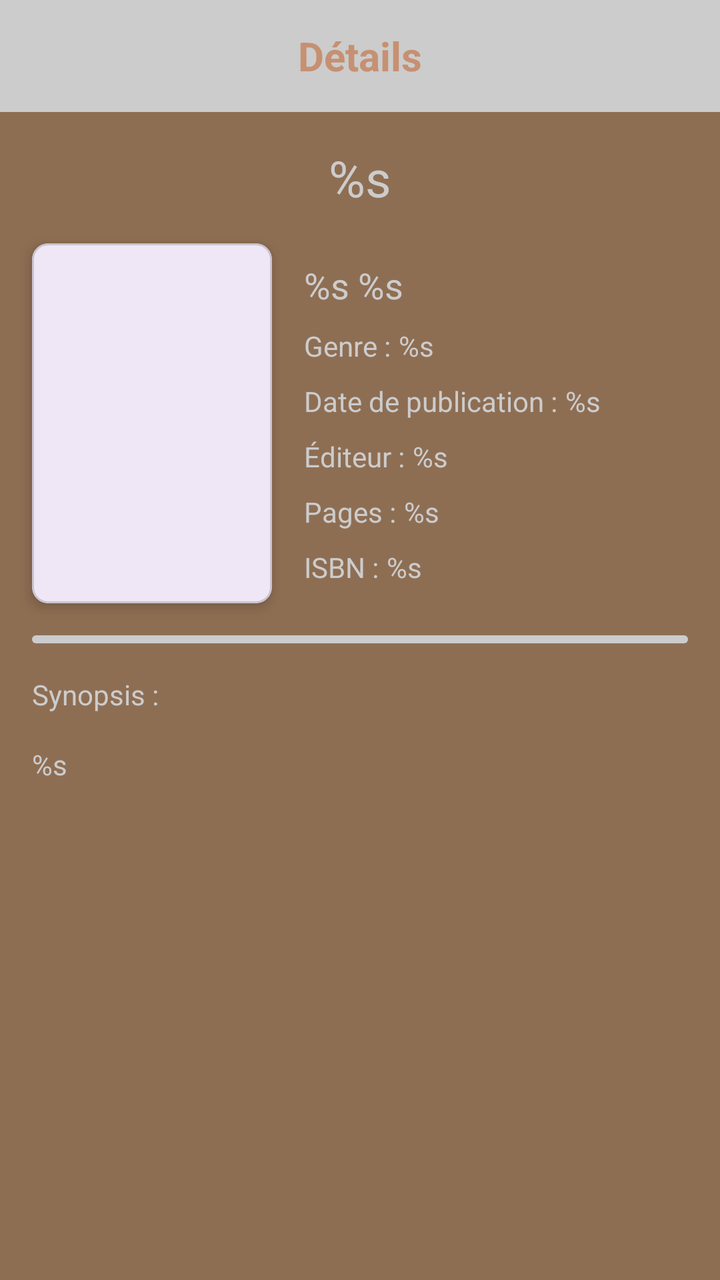
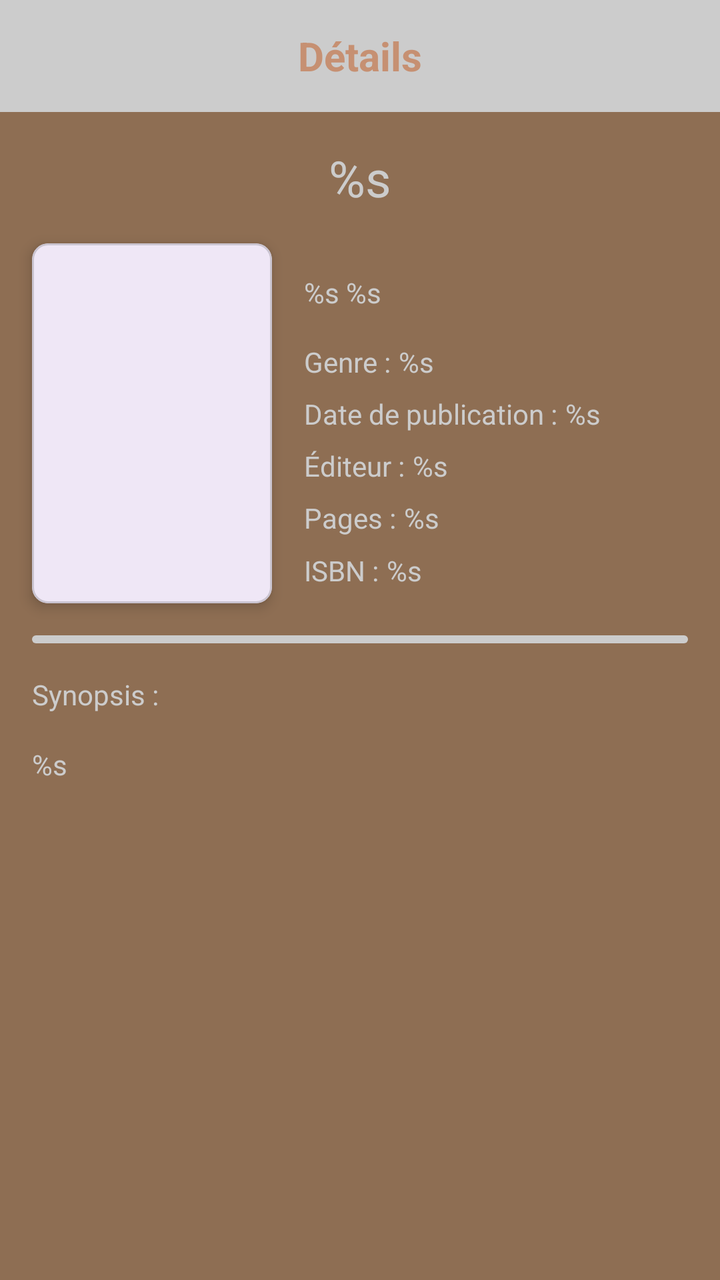

An Android layout rendered at two revisions. The XML below is the earlier revision; the diff shows what the commit changed to produce the second picture.
<!-- AndroidManifest.xml: application theme Theme.ScanLib -->
<!-- res/layout/fragment_details.xml -->
<?xml version="1.0" encoding="utf-8"?>
<androidx.constraintlayout.widget.ConstraintLayout xmlns:android="http://schemas.android.com/apk/res/android"
    xmlns:app="http://schemas.android.com/apk/res-auto"
    android:layout_width="match_parent"
    android:layout_height="match_parent"
    android:background="@color/primary_background">

    
    <TextView
        android:id="@+id/headerTitle"
        android:layout_width="0dp"
        android:layout_height="56dp"
        android:background="@color/secondary_background"
        android:gravity="center"
        android:text="@string/details_title"
        android:textColor="@color/secondary_text"
        android:textSize="20sp"
        android:textStyle="bold"
        app:layout_constraintTop_toTopOf="parent"
        app:layout_constraintStart_toStartOf="parent"
        app:layout_constraintEnd_toEndOf="parent" />

    
    <TextView
        android:id="@+id/bookTitle"
        android:layout_width="0dp"
        android:layout_height="wrap_content"
        android:text="@string/book_title"
        android:textSize="25sp"
        android:textAlignment="center"
        android:textColor="@color/secondary_background"
        android:layout_marginHorizontal="16dp"
        android:layout_marginTop="16dp"
        app:layout_constraintEnd_toEndOf="parent"
        app:layout_constraintTop_toBottomOf="@id/headerTitle"
        app:layout_constraintStart_toStartOf="parent"/>

    
    <com.google.android.material.card.MaterialCardView
        android:id="@+id/cardPreviewContainer"
        android:layout_width="120dp"
        android:layout_height="180dp"
        android:layout_marginTop="16dp"
        app:cardCornerRadius="8dp"
        app:cardElevation="4dp"
        app:layout_constraintStart_toStartOf="@id/bookTitle"
        app:layout_constraintTop_toBottomOf="@id/bookTitle"
        app:layout_constraintBottom_toTopOf="@id/separator">
    </com.google.android.material.card.MaterialCardView>

    
    <EditText
        android:id="@+id/author_name"
        android:layout_width="wrap_content"
        android:layout_height="wrap_content"
        android:text="@string/author_name_text"
        android:textColor="@color/secondary_background"
        android:background="@android:color/transparent"
        android:layout_marginStart="16dp"
        app:layout_constraintStart_toEndOf="@id/cardPreviewContainer"
        app:layout_constraintTop_toTopOf="@id/cardPreviewContainer"
        app:layout_constraintBottom_toTopOf="@id/book_genre"/>

    
    <TextView
        android:id="@+id/book_genre"
        android:layout_width="wrap_content"
        android:layout_height="wrap_content"
        android:text="@string/genre_text"
        android:textColor="@color/secondary_background"
        android:layout_marginStart="16dp"
        app:layout_constraintStart_toEndOf="@id/cardPreviewContainer"
        app:layout_constraintTop_toBottomOf="@id/author_name"
        app:layout_constraintBottom_toTopOf="@id/date_publisher"/>

    
    <EditText
        style="@style/FlatEditText"
        android:id="@+id/book_genre_edit_text"
        android:layout_width="0dp"
        android:layout_height="wrap_content"
        android:inputType="text"
        android:text="@string/book_genre_edit_text"
        app:layout_constraintEnd_toEndOf="@id/separator"
        app:layout_constraintBottom_toBottomOf="@id/book_genre"
        app:layout_constraintStart_toEndOf="@id/book_genre"
        app:layout_constraintTop_toTopOf="@id/book_genre"/>

    
    <TextView
        android:id="@+id/date_publisher"
        android:layout_width="wrap_content"
        android:layout_height="wrap_content"
        android:text="@string/date_publisher_text"
        android:textColor="@color/secondary_background"
        android:layout_marginStart="16dp"
        app:layout_constraintStart_toEndOf="@id/cardPreviewContainer"
        app:layout_constraintTop_toBottomOf="@id/book_genre"
        app:layout_constraintBottom_toTopOf="@id/editor"/>

    
    <EditText
        style="@style/FlatEditText"
        android:id="@+id/date_publisher_edit_text"
        android:layout_width="0dp"
        android:layout_height="wrap_content"
        android:inputType="date"
        android:text="@string/book_genre_edit_text"
        app:layout_constraintEnd_toEndOf="@id/separator"
        app:layout_constraintBottom_toBottomOf="@id/date_publisher"
        app:layout_constraintStart_toEndOf="@id/date_publisher"
        app:layout_constraintTop_toTopOf="@id/date_publisher"/>

    
    <TextView
        android:id="@+id/editor"
        android:layout_width="wrap_content"
        android:layout_height="wrap_content"
        android:text="@string/editor_name_text"
        android:textColor="@color/secondary_background"
        android:layout_marginStart="16dp"
        app:layout_constraintStart_toEndOf="@id/cardPreviewContainer"
        app:layout_constraintTop_toBottomOf="@id/date_publisher"
        app:layout_constraintBottom_toTopOf="@id/pages_number"/>

    
    <EditText
        style="@style/FlatEditText"
        android:id="@+id/editor_edit_text"
        android:layout_width="0dp"
        android:layout_height="wrap_content"
        android:inputType="date"
        android:text="@string/book_genre_edit_text"
        app:layout_constraintEnd_toEndOf="@id/separator"
        app:layout_constraintBottom_toBottomOf="@id/editor"
        app:layout_constraintStart_toEndOf="@id/editor"
        app:layout_constraintTop_toTopOf="@id/editor"/>

    
    <TextView
        android:id="@+id/pages_number"
        android:layout_width="wrap_content"
        android:layout_height="wrap_content"
        android:text="@string/pages_number_text"
        android:textColor="@color/secondary_background"
        android:layout_marginStart="16dp"
        app:layout_constraintStart_toEndOf="@id/cardPreviewContainer"
        app:layout_constraintTop_toBottomOf="@id/editor"
        app:layout_constraintBottom_toTopOf="@id/isbn"/>

    
    <EditText
        style="@style/FlatEditText"
        android:id="@+id/pages_number_edit_text"
        android:layout_width="0dp"
        android:layout_height="wrap_content"
        android:inputType="number"
        android:text="@string/book_genre_edit_text"
        app:layout_constraintEnd_toEndOf="@id/separator"
        app:layout_constraintBottom_toBottomOf="@id/pages_number"
        app:layout_constraintStart_toEndOf="@id/pages_number"
        app:layout_constraintTop_toTopOf="@id/pages_number"/>

    
    <TextView
        android:id="@+id/isbn"
        android:layout_width="wrap_content"
        android:layout_height="wrap_content"
        android:text="@string/isbn_code"
        android:textColor="@color/secondary_background"
        android:layout_marginStart="16dp"
        app:layout_constraintStart_toEndOf="@id/cardPreviewContainer"
        app:layout_constraintTop_toBottomOf="@id/pages_number"
        app:layout_constraintBottom_toBottomOf="@id/cardPreviewContainer"/>

    
    <EditText
        style="@style/FlatEditText"
        android:id="@+id/isbn_edit_text"
        android:layout_width="0dp"
        android:layout_height="wrap_content"
        android:inputType="number"
        android:text="@string/book_genre_edit_text"
        app:layout_constraintEnd_toEndOf="@id/separator"
        app:layout_constraintBottom_toBottomOf="@id/isbn"
        app:layout_constraintStart_toEndOf="@id/isbn"
        app:layout_constraintTop_toTopOf="@id/isbn"/>

    
    <View
        android:id="@+id/separator"
        android:layout_width="0dp"
        android:layout_height="4dp"
        android:layout_margin="16dp"
        android:background="@drawable/rounded_separator"
        app:layout_constraintTop_toBottomOf="@id/cardPreviewContainer"
        app:layout_constraintStart_toStartOf="parent"
        app:layout_constraintEnd_toEndOf="parent"
        android:layout_marginTop="8dp" />

    
    <TextView
        android:id="@+id/synopsis_title"
        android:layout_width="wrap_content"
        android:layout_height="wrap_content"
        android:text="@string/synopsis_title"
        android:layout_marginTop="16dp"
        android:textColor="@color/secondary_background"
        app:layout_constraintStart_toStartOf="@id/separator"
        app:layout_constraintTop_toBottomOf="@id/separator"/>

    
    <TextView
        android:id="@+id/synopsis_content"
        android:layout_width="match_parent"
        android:layout_height="wrap_content"
        android:text="@string/synpsosis_text"
        android:layout_marginTop="16dp"
        android:layout_marginHorizontal="16dp"
        android:textColor="@color/secondary_background"
        app:layout_constraintStart_toStartOf="@id/synopsis_title"
        app:layout_constraintEnd_toEndOf="@id/separator"
        app:layout_constraintTop_toBottomOf="@id/synopsis_title"/>

</androidx.constraintlayout.widget.ConstraintLayout>
<!-- resources referenced by this layout -->
<resources>
  <color name="primary_background">#8E6E53</color>
  <color name="secondary_background">#CCCCCC</color>
  <color name="secondary_text">#C69072</color>
  <!-- drawable rounded_separator (drawable) -->
  <?xml version="1.0" encoding="utf-8"?>
  <shape xmlns:android="http://schemas.android.com/apk/res/android"
      android:shape="rectangle">
      <solid android:color="@color/secondary_background" />
      <corners android:radius="24dp" />
  </shape>
  <string name="author_name_text">%s %s</string>
  <string name="book_genre_edit_text">%s</string>
  <string name="book_title">%s</string>
  <string name="date_publisher_text">Date de publication : </string>
  <string name="details_title">Détails</string>
  <string name="editor_name_text">Éditeur : </string>
  <string name="genre_text">Genre : </string>
  <string name="isbn_code">ISBN : </string>
  <string name="pages_number_text">Pages : </string>
  <string name="synopsis_title">Synopsis :</string>
  <string name="synpsosis_text">%s</string>
  <style name="FlatEditText">
          <item name="android:layout_marginStart">4dp</item>
          <item name="android:background">@android:color/transparent</item>
          <item name="android:padding">0dp</item>
          <item name="android:minHeight">0dp</item>
          <item name="android:textSize">14sp</item>
          <item name="android:textColor">@color/secondary_background</item>
      </style>
  <style name="Theme.ScanLib" parent="Base.Theme.ScanLib" />
  <style name="Base.Theme.ScanLib" parent="Theme.Material3.DayNight.NoActionBar">
          
          
      </style>
</resources>

<!-- the commit's change to res/layout/fragment_details.xml (unified diff, before → after) -->
@@ -50,16 +50,20 @@
 
     
     <EditText
+        style="@style/FlatEditText"
         android:id="@+id/author_name"
-        android:layout_width="wrap_content"
+        android:layout_width="0dp"
         android:layout_height="wrap_content"
         android:text="@string/author_name_text"
         android:textColor="@color/secondary_background"
         android:background="@android:color/transparent"
         android:layout_marginStart="16dp"
+        app:layout_constraintEnd_toEndOf="@id/separator"
         app:layout_constraintStart_toEndOf="@id/cardPreviewContainer"
         app:layout_constraintTop_toTopOf="@id/cardPreviewContainer"
-        app:layout_constraintBottom_toTopOf="@id/book_genre"/>
+        app:layout_constraintBottom_toTopOf="@id/book_genre"
+        android:imeOptions="actionNext"
+        android:nextFocusForward="@+id/book_genre_edit_text"/>
 
     
     <TextView
@@ -84,7 +88,9 @@
         app:layout_constraintEnd_toEndOf="@id/separator"
         app:layout_constraintBottom_toBottomOf="@id/book_genre"
         app:layout_constraintStart_toEndOf="@id/book_genre"
-        app:layout_constraintTop_toTopOf="@id/book_genre"/>
+        app:layout_constraintTop_toTopOf="@id/book_genre"
+        android:imeOptions="actionNext"
+        android:nextFocusForward="@+id/date_publisher_edit_text"/>
 
     
     <TextView
@@ -109,7 +115,9 @@
         app:layout_constraintEnd_toEndOf="@id/separator"
         app:layout_constraintBottom_toBottomOf="@id/date_publisher"
         app:layout_constraintStart_toEndOf="@id/date_publisher"
-        app:layout_constraintTop_toTopOf="@id/date_publisher"/>
+        app:layout_constraintTop_toTopOf="@id/date_publisher"
+        android:imeOptions="actionNext"
+        android:nextFocusForward="@+id/editor_edit_text"/>
 
     
     <TextView
@@ -134,7 +142,9 @@
         app:layout_constraintEnd_toEndOf="@id/separator"
         app:layout_constraintBottom_toBottomOf="@id/editor"
         app:layout_constraintStart_toEndOf="@id/editor"
-        app:layout_constraintTop_toTopOf="@id/editor"/>
+        app:layout_constraintTop_toTopOf="@id/editor"
+        android:imeOptions="actionNext"
+        android:nextFocusForward="@+id/pages_number_edit_text"/>
 
     
     <TextView
@@ -159,7 +169,9 @@
         app:layout_constraintEnd_toEndOf="@id/separator"
         app:layout_constraintBottom_toBottomOf="@id/pages_number"
         app:layout_constraintStart_toEndOf="@id/pages_number"
-        app:layout_constraintTop_toTopOf="@id/pages_number"/>
+        app:layout_constraintTop_toTopOf="@id/pages_number"
+        android:imeOptions="actionNext"
+        android:nextFocusForward="@+id/isbn_edit_text"/>
 
     
     <TextView
@@ -171,7 +183,7 @@
         android:layout_marginStart="16dp"
         app:layout_constraintStart_toEndOf="@id/cardPreviewContainer"
         app:layout_constraintTop_toBottomOf="@id/pages_number"
-        app:layout_constraintBottom_toBottomOf="@id/cardPreviewContainer"/>
+        app:layout_constraintBottom_toBottomOf="@id/cardPreviewContainer" />
 
     
     <EditText
@@ -184,7 +196,8 @@
         app:layout_constraintEnd_toEndOf="@id/separator"
         app:layout_constraintBottom_toBottomOf="@id/isbn"
         app:layout_constraintStart_toEndOf="@id/isbn"
-        app:layout_constraintTop_toTopOf="@id/isbn"/>
+        app:layout_constraintTop_toTopOf="@id/isbn"
+        android:imeOptions="actionDone"/>
 
     
     <View
<!-- resource entries referenced after the edit -->
@@ -27,7 +27,10 @@
           <item name="android:padding">0dp</item>
           <item name="android:minHeight">0dp</item>
           <item name="android:textSize">14sp</item>
+          <item name="android:inputType">textMultiLine</item>
+          <item name="android:minLines">2</item>
           <item name="android:textColor">@color/secondary_background</item>
+          <item name="android:scrollHorizontally">false</item>
       </style>
   <style name="Theme.ScanLib" parent="Base.Theme.ScanLib" />
   <style name="Base.Theme.ScanLib" parent="Theme.Material3.DayNight.NoActionBar">
